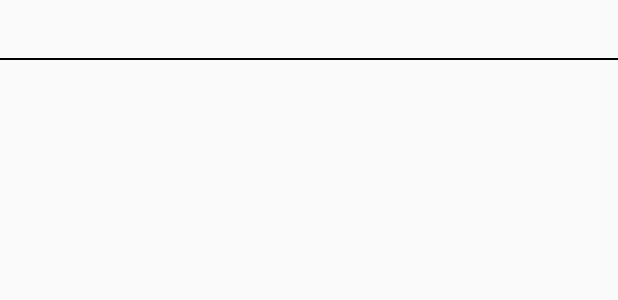
After one commit to Kalasklubben/Uggletrasket, an Android app: the layout quiz_item.xml on its own in the app's theme, with its tools: preview values and no code run, on a phone screen of 412 x 824 dp. The commit adds this screen. Shown: the top 300 px of the screen. Run offline under Robolectric (Android 15) with nearby library versions, the phone set to English and light mode, and no system bars.

Commit message:
Created a class strucutre for quizzes and made a quiz list fragment to be shown when the user wants to start on a new quiz.

```diff
--- a/app/src/main/java/com/example/johan/uggletrasket/QuizResult.java
+++ b/app/src/main/java/com/example/johan/uggletrasket/QuizResult.java
@@ -1,21 +1,15 @@
 package com.example.johan.uggletrasket;
 
 import android.content.Context;
-import android.content.Intent;
 import android.os.Bundle;
 import android.support.v7.app.ActionBarActivity;
 import android.view.LayoutInflater;
 import android.view.Menu;
-import android.view.MenuItem;
 import android.view.View;
 import android.view.ViewGroup;
 import android.widget.ArrayAdapter;
-import android.widget.Button;
 import android.widget.ListView;
-import android.widget.ProgressBar;
 import android.widget.TextView;
-
-import java.util.ArrayList;
 
 /**
  * Created by Johan on 2015-05-04.
--- /dev/null
+++ b/app/src/main/res/layout/quiz_item.xml
@@ -0,0 +1,33 @@
+<?xml version="1.0" encoding="utf-8"?>
+<LinearLayout xmlns:android="http://schemas.android.com/apk/res/android"
+    android:layout_width="fill_parent" android:layout_height="40dp"
+    android:orientation="vertical"
+    android:id="@+id/LinearLayout">
+
+
+    <LinearLayout
+        android:orientation="vertical"
+        android:layout_width="fill_parent"
+        android:layout_height="wrap_content"
+        android:gravity="center_vertical"
+        android:layout_gravity="bottom">
+
+        <TextView
+            android:layout_width="wrap_content"
+            android:layout_height="match_parent"
+            android:id="@+id/quiz_list_quiz_name"
+            android:layout_marginLeft="20dp" />
+
+        <TextView
+            android:layout_width="wrap_content"
+            android:layout_height="wrap_content"
+            android:id="@+id/quiz_list_no_questions"
+            android:layout_marginLeft="20dp" />
+
+    </LinearLayout>
+
+    <View
+        android:layout_width="fill_parent"
+        android:layout_height="1dp"
+        android:background="@android:color/black" />
+</LinearLayout>
--- a/app/src/main/res/values/strings.xml
+++ b/app/src/main/res/values/strings.xml
@@ -12,6 +12,9 @@
     <string name="getAllQuestions">http://www.ilmkandidat.byethost7.com/getQuestions.php</string>
     <string name="addQuestion">http://www.ilmkandidat.byethost7.com/addQuestion.php</string>
     <string name="getOneQuestion">http://www.ilmkandidat.byethost7.com/getOneQuestion.php</string>
+    <string name="getAllQuizzes">http://www.ilmkandidat.byethost7.com/getQuizzes.php</string>
+
+
     <string name="errorDatabase">Could not connect to database!"</string>
 
     <string name="title_activity_add_question">AddQuestion</string>
```
Also changed, not shown: app/src/main/java/com/example/johan/uggletrasket/LoadQuizzes.java (added, +82 -0 lines), app/src/main/java/com/example/johan/uggletrasket/MainActivity.java (+9 -3 lines), app/src/main/java/com/example/johan/uggletrasket/QuestionActivity.java (+1 -23 lines), app/src/main/java/com/example/johan/uggletrasket/Quiz.java (added, +40 -0 lines), app/src/main/java/com/example/johan/uggletrasket/QuizList.java (added, +73 -0 lines), app/src/main/java/com/example/johan/uggletrasket/QuizListFragment.java (added, +81 -0 lines), app/src/main/res/layout/fragment_quiz_list.xml (added, +15 -0 lines).
